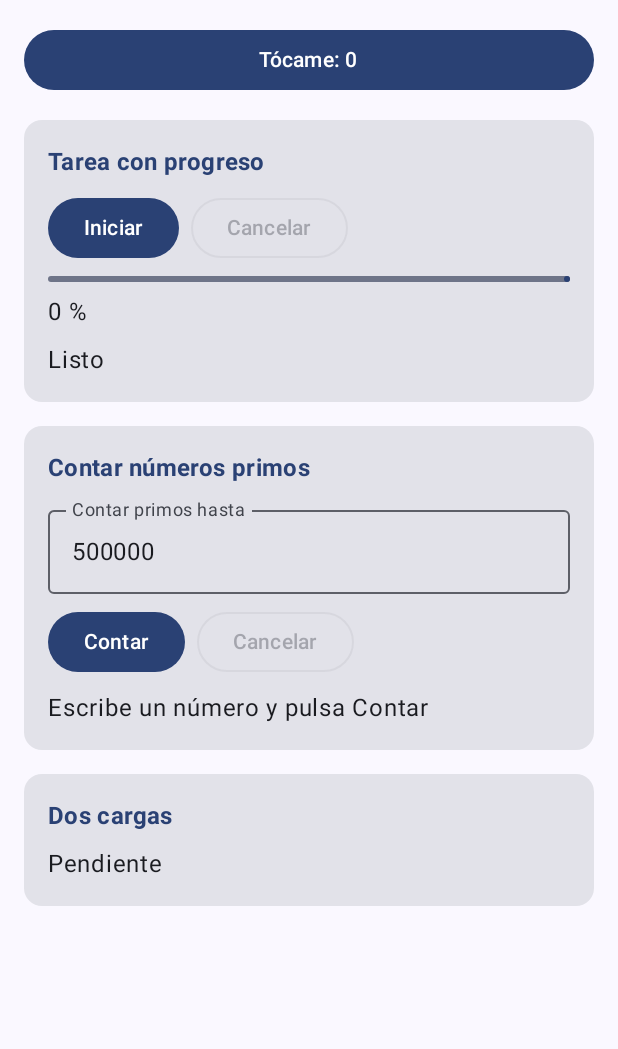
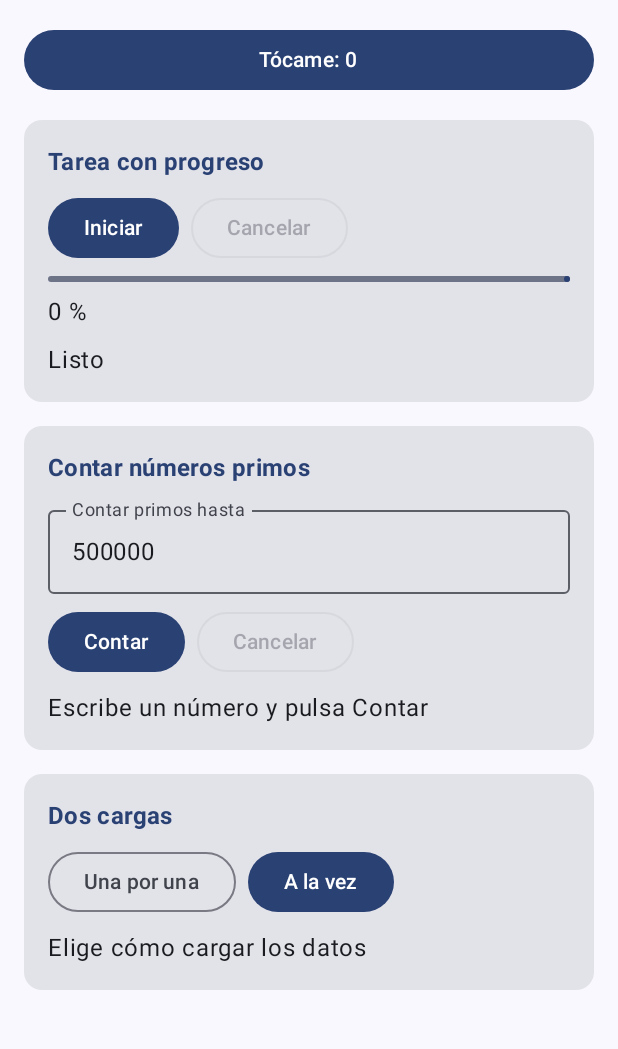
Before and after one commit to ydortizs-prog/CentroTareas, an Android app built with Jetpack Compose: the screen it shows after launch (MainActivity), on a phone screen of 412 x 824 dp, the part 96-1145 px from its top. Run offline under Robolectric (Android 15) with nearby library versions, the phone set to English and light mode, and no system bars.

Commit message:
feat(carga): compara carga secuencial y en paralelo con async

```diff
--- a/app/src/main/java/com/ortiz/centrotareas/ui/PantallaTareas.kt
+++ b/app/src/main/java/com/ortiz/centrotareas/ui/PantallaTareas.kt
@@ -14,6 +14,7 @@ import androidx.compose.foundation.text.KeyboardOptions
 import androidx.compose.foundation.verticalScroll
 import androidx.compose.material3.Button
 import androidx.compose.material3.Card
+import androidx.compose.material3.CircularProgressIndicator
 import androidx.compose.material3.ExperimentalMaterial3Api
 import androidx.compose.material3.LinearProgressIndicator
 import androidx.compose.material3.OutlinedButton
@@ -35,6 +36,7 @@ import androidx.compose.ui.graphics.Color
 import androidx.compose.ui.text.input.KeyboardType
 import androidx.compose.ui.text.font.FontWeight
 import androidx.compose.ui.unit.dp
+import com.ortiz.centrotareas.model.CargaUi
 import com.ortiz.centrotareas.model.PrimosUi
 import com.ortiz.centrotareas.viewmodel.TareasViewModel
 
@@ -45,6 +47,7 @@ fun PantallaTareas(vm: TareasViewModel) {
     val progreso by vm.progreso.collectAsState()
     val corriendo by vm.corriendo.collectAsState()
     val primos by vm.primos.collectAsState()
+    val carga by vm.carga.collectAsState()
     // Texto del campo numérico (por defecto 500 000; ajústalo para que tarde 2-5 s)
     var textoN by rememberSaveable { mutableStateOf("500000") }
     // Contador de toques: la "prueba de vida" de la pantalla
@@ -141,9 +144,31 @@ fun PantallaTareas(vm: TareasViewModel) {
             }
 
             Tarjeta("Dos cargas") {
-                // TODO Paso 6: botones Una por una / A la vez y resultado
+                // Paso 6: botones deshabilitados mientras carga (no se lanza una segunda carga)
+                val cargando = carga is CargaUi.Cargando
+                Row(horizontalArrangement = Arrangement.spacedBy(8.dp)) {
+                    OutlinedButton(
+                        onClick = { vm.cargarUnaPorUna() },
+                        enabled = !cargando
+                    ) {
+                        Text("Una por una")
+                    }
+                    Button(
+                        onClick = { vm.cargarALaVez() },
+                        enabled = !cargando
+                    ) {
+                        Text("A la vez")
+                    }
+                }
                 // TODO Paso 7: interruptor Simular error y Reintentar
-                Text("Pendiente")
+                when (val c = carga) {
+                    CargaUi.Inicial -> Text("Elige cómo cargar los datos")
+                    CargaUi.Cargando -> CircularProgressIndicator()
+                    is CargaUi.Exito -> RecuadroVerde(
+                        "Modo: ${c.modo}\nPerfil: ${c.perfil}\nPedidos: ${c.pedidos}\nTiempo: ${c.milisegundos} ms"
+                    )
+                    is CargaUi.Error -> Text(c.mensaje) // Paso 7: recuadro de error
+                }
             }
         }
     }
```
Also changed, not shown: app/src/main/java/com/ortiz/centrotareas/viewmodel/TareasViewModel.kt (+34 -1 lines).
